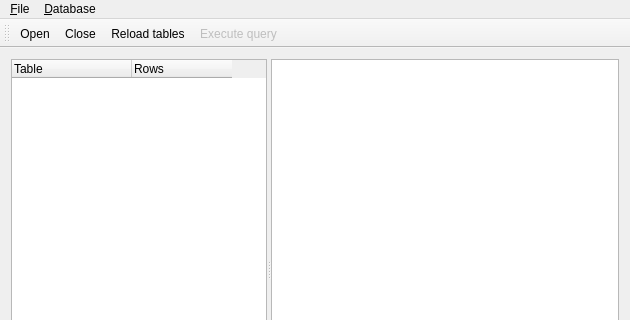
First picture: the form in mainwindow.ui, repository Mange/DBLite, before the edit; both pictures show x 0 to 630 and y 0 to 320 of the 630 by 511 pixel window.
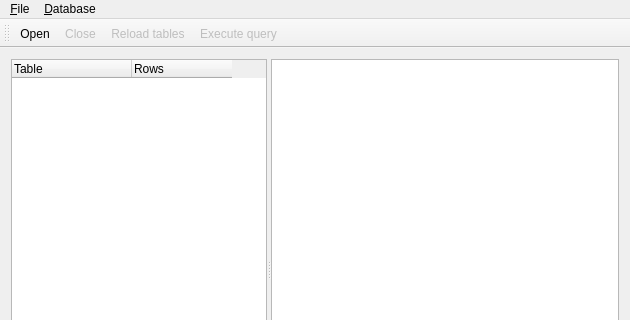
Second picture: the form after the edit. Icons and pictures are not drawn.

Commit message: Improved keyboard navigation

The edit to the form file:
```diff
--- a/mainwindow.ui
+++ b/mainwindow.ui
@@ -152,7 +152,7 @@
      <normaloff>:/main/icons/fileopen.png</normaloff>:/main/icons/fileopen.png</iconset>
    </property>
    <property name="text">
-    <string>Open</string>
+    <string>&amp;Open</string>
    </property>
    <property name="toolTip">
     <string>Open a SQLite 3 database</string>
@@ -173,7 +173,7 @@
      <normaloff>:/main/icons/exec.png</normaloff>:/main/icons/exec.png</iconset>
    </property>
    <property name="text">
-    <string>Execute query</string>
+    <string>E&amp;xecute query</string>
    </property>
    <property name="toolTip">
     <string>Execute the entered query</string>
@@ -184,14 +184,14 @@
   </action>
   <action name="actionClose">
    <property name="enabled">
-    <bool>true</bool>
+    <bool>false</bool>
    </property>
    <property name="icon">
     <iconset resource="resources.qrc">
      <normaloff>:/main/icons/fileclose.png</normaloff>:/main/icons/fileclose.png</iconset>
    </property>
    <property name="text">
-    <string>Close</string>
+    <string>&amp;Close</string>
    </property>
    <property name="toolTip">
     <string>Close the opened database</string>
@@ -216,12 +216,15 @@
    </property>
   </action>
   <action name="actionReloadTree">
+   <property name="enabled">
+    <bool>false</bool>
+   </property>
    <property name="icon">
     <iconset resource="resources.qrc">
      <normaloff>:/main/icons/refresh.png</normaloff>:/main/icons/refresh.png</iconset>
    </property>
    <property name="text">
-    <string>Reload tables</string>
+    <string>&amp;Reload tables</string>
    </property>
    <property name="toolTip">
     <string>Reload the tables listing from the database</string>
```
Left out of the diff: 7 changed lines with no effect on the pictures. The commit also changes 1 other file.
